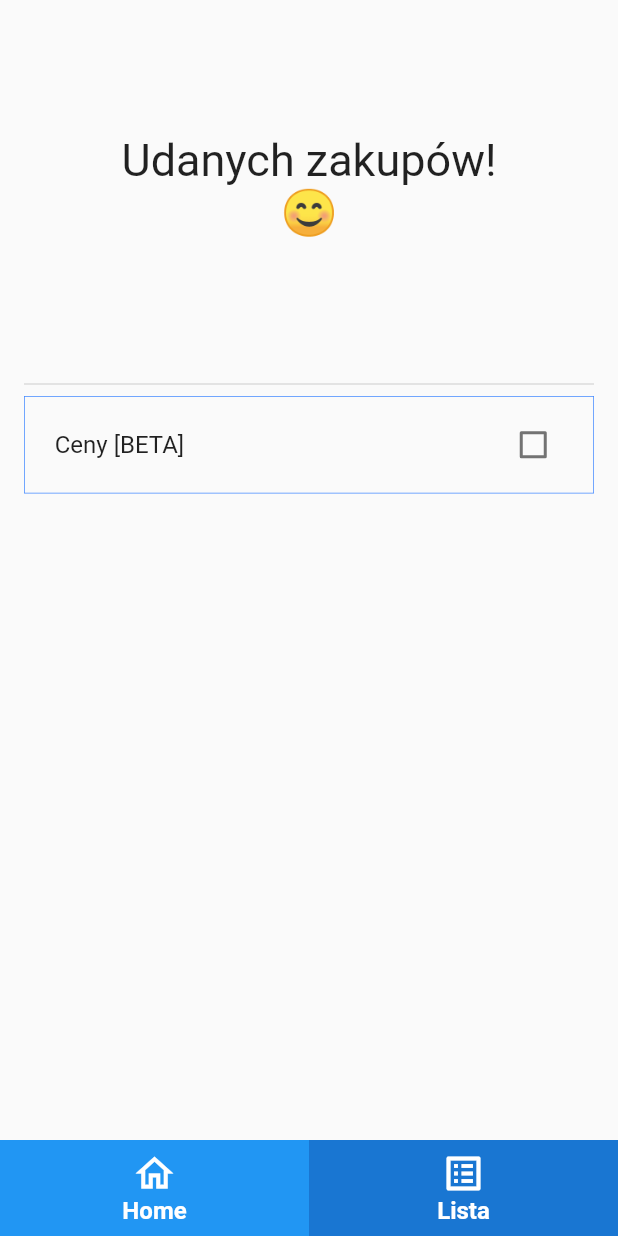
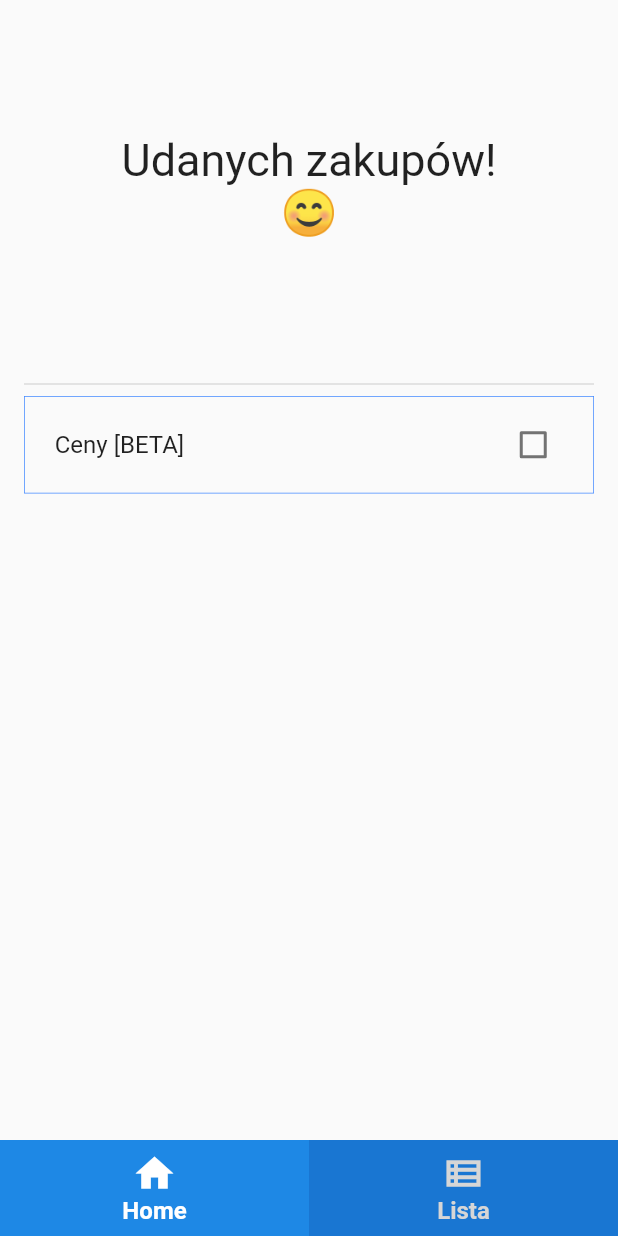
Before and after one commit to Szomti/Shopping, a Flutter app: the screen it shows after launch, on a phone screen of 412 x 824 dp. Run offline on Flutter 3.47's test engine with Material 2 defaults, Android fonts, the phone set to English and light mode, and no system bars; our stand-ins replace shared_preferences.

Commit message:
Small list fixes, better bottomWidgets style

```diff
--- a/lib/view/shopping_list/screen_shopping_list.dart
+++ b/lib/view/shopping_list/screen_shopping_list.dart
@@ -74,12 +74,9 @@ class _ShoppingListScreenState extends State<ShoppingListScreen> {
           _createTopButtons(),
           _verticalMargin,
           _divider,
-          _verticalMargin,
           additionalOptions!.usersPrice == true
               ? _createTotalPrice()
               : const SizedBox.shrink(),
-          _verticalMargin,
-          _divider,
           Expanded(
             child: ListView.builder(
               physics: _scrollPhysics,
@@ -112,13 +109,20 @@ class _ShoppingListScreenState extends State<ShoppingListScreen> {
         totalPrice += item.price!;
       }
     }
-    return Row(
-      mainAxisAlignment: MainAxisAlignment.center,
+    return Column(
       children: [
-        Text(
-          "Suma: ${totalPrice.toStringAsFixed(2)} zł",
-          style: _priceTextStyle.copyWith(fontSize: 20.0),
+        _verticalMargin,
+        Row(
+          mainAxisAlignment: MainAxisAlignment.center,
+          children: [
+            Text(
+              "Suma: ${totalPrice.toStringAsFixed(2)} zł",
+              style: _priceTextStyle.copyWith(fontSize: 20.0),
+            ),
+          ],
         ),
+        _verticalMargin,
+        _divider,
       ],
     );
   }
--- a/lib/widgets/bottom_widgets.dart
+++ b/lib/widgets/bottom_widgets.dart
@@ -18,7 +18,6 @@ class BottomWidgets extends StatefulWidget {
 
 class _BottomWidgetsState extends State<BottomWidgets> {
   static const _iconSize = 30.0;
-  static const _iconColor = Colors.white;
 
   static MainPages currentPage = MainPages.home;
 
@@ -33,13 +32,15 @@ class _BottomWidgetsState extends State<BottomWidgets> {
         children: [
           _createButton(
             _goToHome,
-            Icons.home_outlined,
+            currentPage == MainPages.home ? Icons.home : Icons.home_outlined,
             "Home",
             MainPages.home,
           ),
           _createButton(
             _goToList,
-            Icons.list_alt_outlined,
+            currentPage == MainPages.list
+                ? Icons.view_list
+                : Icons.view_list_outlined,
             "Lista",
             MainPages.list,
           ),
@@ -87,8 +88,8 @@ class _BottomWidgetsState extends State<BottomWidgets> {
           child: Column(
             mainAxisAlignment: MainAxisAlignment.center,
             children: [
-              _createIcon(icon),
-              _createText(text),
+              _createIcon(icon, currentCreate),
+              _createText(text, currentCreate),
             ],
           ),
         ),
@@ -96,22 +97,22 @@ class _BottomWidgetsState extends State<BottomWidgets> {
     );
   }
 
-  Widget _createIcon(IconData icon) {
+  Widget _createIcon(IconData icon, MainPages currentCreate) {
     return Icon(
       icon,
       size: _iconSize,
-      color: _iconColor,
+      color: _chooseIconAndTextColor(currentCreate),
     );
   }
 
-  Widget _createText(String text) {
+  Widget _createText(String text, MainPages currentCreate) {
     return Text(
       text,
       maxLines: 1,
       overflow: TextOverflow.fade,
       softWrap: false,
-      style: const TextStyle(
-        color: Colors.white,
+      style: TextStyle(
+        color: _chooseIconAndTextColor(currentCreate),
         fontWeight: FontWeight.w600,
         fontSize: 16.0,
       ),
@@ -120,9 +121,17 @@ class _BottomWidgetsState extends State<BottomWidgets> {
 
   Color _chooseContainerColor(MainPages currentCreate) {
     if (currentPage == currentCreate) {
-      return Colors.blue;
+      return Colors.blue.shade600;
     } else {
       return Colors.blue.shade700;
     }
   }
+
+  Color _chooseIconAndTextColor(MainPages currentCreate) {
+    if (currentPage == currentCreate) {
+      return Colors.white;
+    } else {
+      return const Color(0xFFD6d6d6);
+    }
+  }
 }
```
